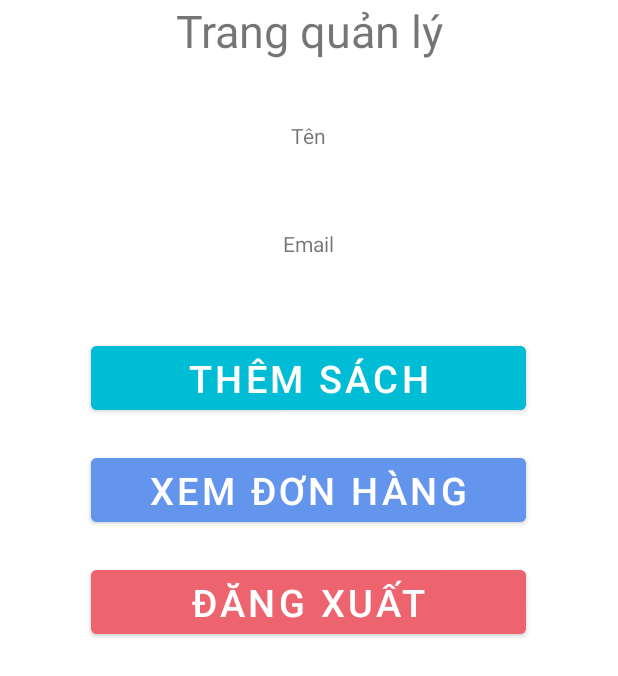
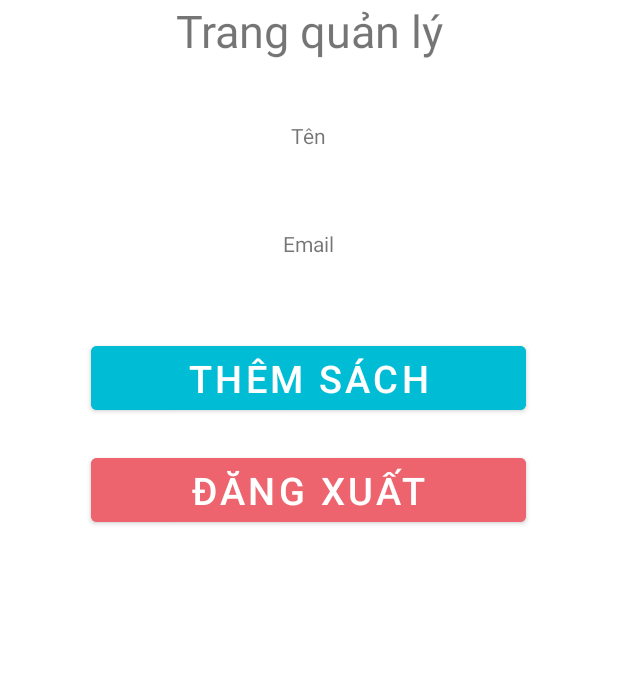
Before and after one commit to TuDV2000/LTDD_CS81_Nhom20, an Android app: the fragment AccsalerFragment shown on its own in the app's theme, on a phone screen of 412 x 824 dp. Shown: the top 676 px of the screen. Run offline under Robolectric (Android 15) with nearby library versions, the phone set to English and light mode, and no system bars; our stand-ins replace Room's generated code; 3 statements that could not run were skipped.

Commit message:
Code hiển thị riêng cho saler và buyer. Xử lý sách hết hàng.

```diff
--- a/app/src/main/AndroidManifest.xml
+++ b/app/src/main/AndroidManifest.xml
@@ -14,7 +14,7 @@
         android:roundIcon="@mipmap/ic_launcher_round"
         android:supportsRtl="true"
         android:theme="@style/Theme.SaleBookApp">
-        <activity android:name=".BillManagerActivity"></activity>
+
         <activity android:name=".AddBookActivity"></activity>
         <activity android:name=".OrderHistoryActivity" />
         <activity android:name=".BookDetailActivity" />
--- a/app/src/main/java/com/example/salebookapp/AccsalerFragment.java
+++ b/app/src/main/java/com/example/salebookapp/AccsalerFragment.java
@@ -15,7 +15,7 @@ import com.example.salebookapp.entities.Customer;
 public class AccsalerFragment extends Fragment {
 
     TextView tvAccountName, tvAccountEmail;
-    Button btnStore, btnSalerBill, btnLogout;
+    Button btnStore, btnLogout;
     View view;
 
     @Override
@@ -41,13 +41,6 @@ public class AccsalerFragment extends Fragment {
             }
         });
 
-        btnSalerBill.setOnClickListener(new View.OnClickListener() {
-            @Override
-            public void onClick(View v) {
-                startActivity(new Intent(getContext(), BillManagerActivity.class));
-            }
-        });
-
         return view;
     }
 
@@ -55,7 +48,6 @@ public class AccsalerFragment extends Fragment {
         tvAccountEmail = view.findViewById(R.id.tv_accountEmail);
         tvAccountName = view.findViewById(R.id.tv_accountName);
         btnStore = view.findViewById(R.id.btn_store);
-        btnSalerBill = view.findViewById(R.id.btn_salerBill);
         btnLogout = view.findViewById(R.id.btn_logOut);
     }
 
--- a/app/src/main/java/com/example/salebookapp/ViewPagerAdapter.java
+++ b/app/src/main/java/com/example/salebookapp/ViewPagerAdapter.java
@@ -24,6 +24,11 @@ public class ViewPagerAdapter extends FragmentStatePagerAdapter {
             case 0:
                 return new BookFragment();
             case 1:
+                if (Utils.accLogin != null)
+                    if(Utils.accLogin.getAccType().equals("Buyer"))
+                        return new CartFragment();
+                    else
+                        return new BillFragment();
                 return new CartFragment();
             case 2:
                 if (Utils.accLogin != null)
--- a/app/src/main/res/layout/fragment_accsaler.xml
+++ b/app/src/main/res/layout/fragment_accsaler.xml
@@ -60,16 +60,7 @@
         android:textSize="25dp"
         android:backgroundTint="#00BCD4"
         android:enabled="true" />
-    <Button
-        android:id="@+id/btn_salerBill"
-        android:layout_marginTop="20dp"
-        android:layout_width="290dp"
-        android:layout_height="wrap_content"
-        android:layout_gravity="center"
-        android:text="Xem đơn hàng"
-        android:textSize="25dp"
-        android:backgroundTint="#6495ED"
-        android:enabled="true" />
+
     <Button
         android:id="@+id/btn_logOut"
         android:layout_marginTop="20dp"
@@ -78,6 +69,7 @@
         android:layout_gravity="center"
         android:text="Đăng xuất"
         android:textSize="25dp"
-        android:backgroundTint="#ED646F"/>
+        android:backgroundTint="#ED646F"
+        />
 
 </LinearLayout>
--- a/app/src/main/res/values/strings.xml
+++ b/app/src/main/res/values/strings.xml
@@ -16,6 +16,7 @@
     <string name="notice_fragment">Notice Fragment</string>
 
     <string name="tab_1">Sách</string>
-    <string name="tab_2">Giỏ hàng</string>
+    <string name="tab_2_buyer">Giỏ hàng</string>
+    <string name="tab_2_saler">Đơn hàng</string>
     <string name="tab_3">Tài khoản</string>
 </resources>
```
Also changed, not shown: app/src/main/java/com/example/salebookapp/BillFragment.java (added, +82 -0 lines), app/src/main/java/com/example/salebookapp/BillManagerActivity.java (deleted, +0 -107 lines), app/src/main/java/com/example/salebookapp/BookDetailActivity.java (+6 -3 lines), app/src/main/java/com/example/salebookapp/BookHomeAdapter.java (+15 -0 lines), app/src/main/java/com/example/salebookapp/HomeActivity.java (+18 -7 lines), app/src/main/res/layout/activity_bill_manager.xml (deleted, +0 -30 lines), app/src/main/res/layout/fragment_bill.xml (added, +35 -0 lines), app/src/main/res/drawable/baseline_bill.png (added).
